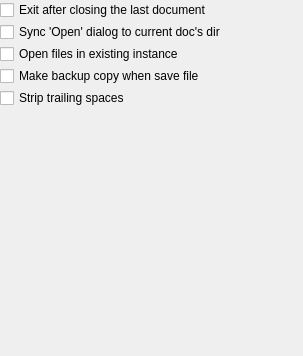
Mezomish/juffed, file src/app/ui/forms/MainSettingsPage.ui: the form before one commit.
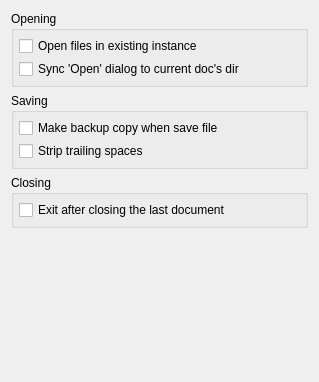
The form after the commit.

Commit message: Added proper documents opening in single instance Added optional exit on closing last document Added optional stripping trailing spaces Added optional backup copy on saving Reorganized main settings page Added basic search

```diff
--- a/src/app/ui/forms/MainSettingsPage.ui
+++ b/src/app/ui/forms/MainSettingsPage.ui
@@ -6,8 +6,8 @@
    <rect>
     <x>0</x>
     <y>0</y>
-    <width>303</width>
-    <height>356</height>
+    <width>319</width>
+    <height>382</height>
    </rect>
   </property>
   <property name="sizePolicy">
@@ -19,27 +19,19 @@
   <property name="windowTitle">
    <string/>
   </property>
-  <layout class="QVBoxLayout">
+  <layout class="QVBoxLayout" name="verticalLayout_4">
+   <item>
+    <widget class="QGroupBox" name="groupBox">
+     <property name="title">
+      <string>Opening</string>
+     </property>
+     <layout class="QVBoxLayout" name="verticalLayout">
    <property name="spacing">
-    <number>2</number>
+       <number>3</number>
    </property>
    <property name="margin">
-    <number>0</number>
-   </property>
-   <item>
-    <widget class="QCheckBox" name="exitOnLastDocClosedChk">
-     <property name="text">
-      <string>Exit after closing the last document</string>
-     </property>
-    </widget>
-   </item>
-   <item>
-    <widget class="QCheckBox" name="syncOpenDlgChk">
-     <property name="text">
-      <string>Sync 'Open' dialog to current doc's dir</string>
-     </property>
-    </widget>
-   </item>
+       <number>5</number>
+      </property>
    <item>
     <widget class="QCheckBox" name="singleInstanceChk">
      <property name="toolTip">
@@ -51,6 +43,28 @@
     </widget>
    </item>
    <item>
+       <widget class="QCheckBox" name="syncOpenDlgChk">
+        <property name="text">
+         <string>Sync 'Open' dialog to current doc's dir</string>
+        </property>
+       </widget>
+      </item>
+     </layout>
+    </widget>
+   </item>
+   <item>
+    <widget class="QGroupBox" name="groupBox_3">
+     <property name="title">
+      <string>Saving</string>
+     </property>
+     <layout class="QVBoxLayout" name="verticalLayout_3">
+      <property name="spacing">
+       <number>3</number>
+      </property>
+      <property name="margin">
+       <number>5</number>
+      </property>
+      <item>
     <widget class="QCheckBox" name="makeBackupChk">
      <property name="text">
       <string>Make backup copy when save file</string>
@@ -62,6 +76,31 @@
      <property name="text">
       <string>Strip trailing spaces</string>
      </property>
+       </widget>
+      </item>
+     </layout>
+    </widget>
+   </item>
+   <item>
+    <widget class="QGroupBox" name="groupBox_2">
+     <property name="title">
+      <string>Closing</string>
+     </property>
+     <layout class="QVBoxLayout" name="verticalLayout_2">
+      <property name="spacing">
+       <number>3</number>
+      </property>
+      <property name="margin">
+       <number>5</number>
+      </property>
+      <item>
+       <widget class="QCheckBox" name="exitOnLastDocClosedChk">
+        <property name="text">
+         <string>Exit after closing the last document</string>
+        </property>
+       </widget>
+      </item>
+     </layout>
     </widget>
    </item>
    <item>
```
Lines whose indentation alone changed are shown as unchanged. The commit also changes 24 other files.
